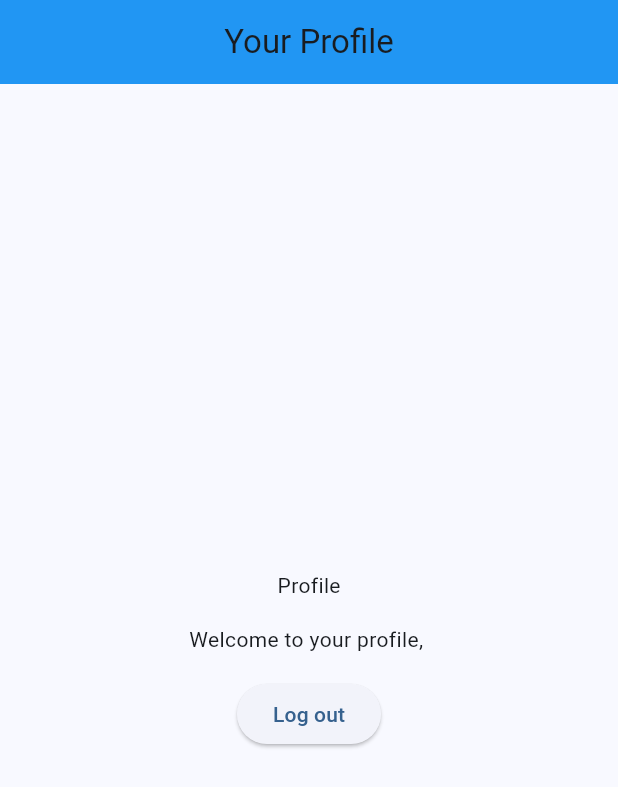
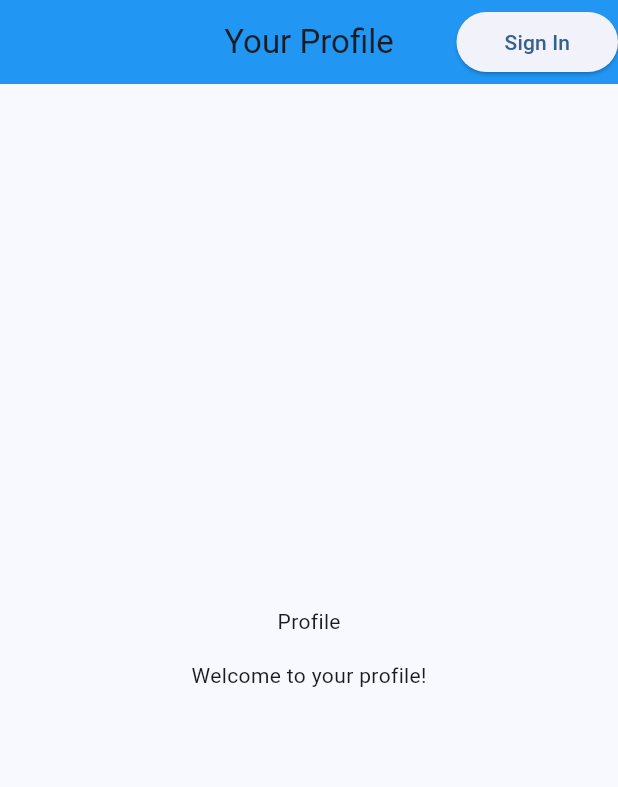
Before and after one commit to LRatti/List-It--A-Flutter-App, a Flutter app: the screen it shows once a user with an empty profile is signed in, on a phone screen of 412 x 824 dp. Shown: the top 787 px of the screen. Run offline on Flutter 3.47's test engine with Material 3 defaults, Android fonts, the phone set to English and light mode, and no system bars; our stand-ins replace firebase_auth, firebase_core, flutter_riverpod, isar; accounts and stored records are empty; network calls fail.

Commit message:
Fixed signup logic by integrating anonymous sign in.

```diff
--- a/app_code/lib/main.dart
+++ b/app_code/lib/main.dart
@@ -2,6 +2,8 @@ import 'package:app_code/models/user.dart';
 import 'package:app_code/providers/auth_provider.dart';
 import 'package:app_code/screens/auth/welcome.dart';
 import 'package:app_code/screens/home/profile.dart';
+import 'package:app_code/screens/settings/settings.dart';
+import 'package:app_code/services/auth_service.dart';
 import 'package:flutter/material.dart';
 // firebase
 import 'package:firebase_core/firebase_core.dart';
@@ -14,6 +16,9 @@ void main() async {
   await Firebase.initializeApp(
     options: DefaultFirebaseOptions.currentPlatform,
   );
+
+  // Automatically sign in anonymously only if no user is signed in
+  await AuthService.ensureAuthenticated();
 
   runApp(
     const ProviderScope(
@@ -35,7 +40,11 @@ class MyApp extends StatelessWidget {
         colorScheme: ColorScheme.fromSeed(seedColor: Colors.blue),
         useMaterial3: true,
       ),
-      debugShowCheckedModeBanner: false ,
+      debugShowCheckedModeBanner: false,
+      routes: {
+        '/settings': (context) => const SettingsScreen(),
+        '/signin': (context) => const WelcomeScreen(),
+      },
       home: Consumer(
         builder: (context, ref, child) {
           final AsyncValue<User?> user = ref.watch(authProvider);
--- a/app_code/lib/models/user.dart
+++ b/app_code/lib/models/user.dart
@@ -2,14 +2,14 @@ class User {
 
   final String uid;
   String? _providerId;
-  final String email;
+  String? email;
   String? _password;
   String? _userName;
 
   User({
     required this.uid,
     providerId,
-    required this.email,
+    email,
     password,
     userName
   }): _providerId = providerId,
--- a/app_code/lib/providers/auth_provider.dart
+++ b/app_code/lib/providers/auth_provider.dart
@@ -7,6 +7,9 @@ final authProvider = StreamProvider.autoDispose<User?>((ref) async* {
   // create a stream provides continues values (user/null)
   final Stream<User?> userStream = firebase_auth.FirebaseAuth.instance.authStateChanges().map((user) {
     if (user != null) {
+      if (user.email == null) {
+        return User(uid: user.uid);
+      }
       return User(uid: user.uid, email: user.email!);
     }
     return null;
--- a/app_code/lib/screens/home/profile.dart
+++ b/app_code/lib/screens/home/profile.dart
@@ -1,4 +1,5 @@
 import 'package:app_code/models/user.dart';
+import 'package:app_code/screens/settings/settings.dart';
 import 'package:app_code/services/auth_service.dart';
 import 'package:flutter/material.dart';
 
@@ -14,6 +15,33 @@ class ProfileScreen extends StatelessWidget {
         title: const Text('Your Profile'),
         backgroundColor: Colors.blue[500],
         centerTitle: true,
+        actions: [
+          if (user.email != null && user.email!.isNotEmpty) ...[
+            IconButton(
+              icon: Icon(Icons.logout),
+              onPressed: () async{
+                // Implement logout functionality here
+                await AuthService.signOut();
+              },
+            ),
+            IconButton(
+              onPressed: () {
+                Navigator.pushNamed(context, '/settings');
+              },
+              icon: Icon(Icons.person)
+            )
+          ] else ...[
+            ElevatedButton(
+              onPressed: () {
+                Navigator.pushNamed(context, '/signin');
+              },
+              child: Padding(
+                padding: const EdgeInsets.all(8.0),
+                child: Text('Sign In'),
+              ),
+            )
+          ]
+        ],
       ),
       body: Container(
         width: double.infinity,
@@ -25,16 +53,10 @@ class ProfileScreen extends StatelessWidget {
             const Text('Profile'),
             const SizedBox(height: 16),
 
-            // output user email here later#
-            Text('Welcome to your profile, ${user.email}'),
+            // output user email here later
+            Text('Welcome to your profile!'),
             const SizedBox(height: 16),
 
-            ElevatedButton(
-              onPressed: () {
-                AuthService.signOut();
-              } ,
-              child: const Text('Log out'),
-            )
           ],
         ),
       ),
--- a/app_code/lib/services/auth_service.dart
+++ b/app_code/lib/services/auth_service.dart
@@ -4,6 +4,39 @@ import 'package:app_code/models/user.dart';
 class AuthService {
 
   static final firebase_auth.FirebaseAuth _firebaseAuth = firebase_auth.FirebaseAuth.instance;
+
+  // Ensure a user is authenticated, sign in anonymously if not
+  static Future<User?> ensureAuthenticated() async {
+    // Check if a user is already signed in
+    if (_firebaseAuth.currentUser != null) {
+      // User is already signed in, return existing user
+      return User(
+        uid: _firebaseAuth.currentUser!.uid,
+        email: _firebaseAuth.currentUser!.email,
+      );
+    }
+
+    // No user signed in, sign in anonymously
+    return await signInAnonymously();
+  }
+
+  //log in without email and password
+  static Future<User?> signInAnonymously() async {
+    try {
+      final firebase_auth.UserCredential credential = await _firebaseAuth.signInAnonymously();
+
+      if (credential.user != null) {
+        return User(
+          uid: credential.user!.uid,
+        );
+      }
+      return null;
+
+    } catch (e) {
+      print('Error signing in anonymously: ${e.toString()}');
+      return null;
+    }
+  }
 
   // sign up a new user
   static Future<User?> signUp(String email, String password) async {
@@ -23,6 +56,7 @@ class AuthService {
       return null;
 
     } catch (e) {
+      print('Error signing up with email and password: ${e.toString()}');
       return null;
     }
   }
@@ -45,6 +79,7 @@ class AuthService {
       return null;
 
     } catch (e) {
+      print('Error signing in with email and password: ${e.toString()}');
       return null;
     }
   }
```
Also changed, not shown: app_code/lib/screens/settings/settings.dart (added, +29 -0 lines).
